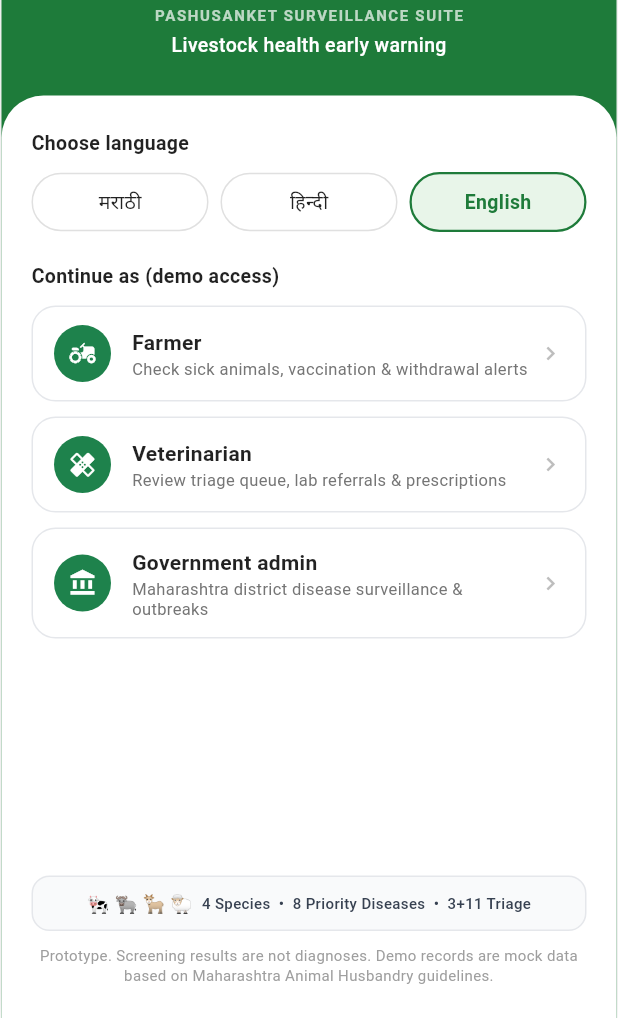
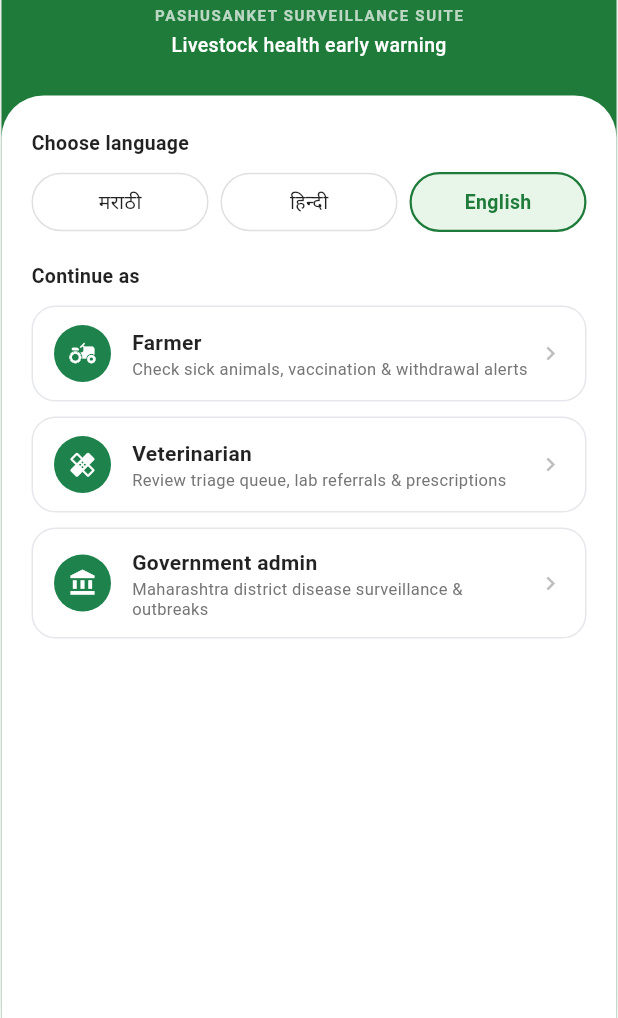
Before and after one commit to Prateekdeve/livestock_jeevsarthi_app, a Flutter app: the screen it shows after launch, on a phone screen of 412 x 824 dp, the part 218-1236 px from its top. Run offline on Flutter 3.47's test engine with Material 3 defaults, Android fonts, the phone set to English and light mode, and no system bars; our stand-ins replace shared_preferences, sqflite, sqflite_common_ffi, sqflite_common_ffi_web; accounts and stored records are empty.

Commit message:
Updated the welcome screen ui

```diff
--- a/lib/core/localization.dart
+++ b/lib/core/localization.dart
@@ -30,7 +30,7 @@
   static const AppStrings marathi = AppStrings(
     appSubtitle: 'पशुधन आरोग्य पूर्वसूचना प्रणाली',
     chooseLanguage: 'भाषा निवडा',
-    continueAs: 'पुढे जा (डेमो प्रवेश)',
+    continueAs: 'पुढे जा',
     farmerRole: 'शेतकरी (Farmer)',
     farmerDescription: 'Check sick animals, vaccination & withdrawal alerts',
     vetRole: 'पशुवैद्यक (Veterinarian)',
@@ -46,7 +46,7 @@
   static const AppStrings hindi = AppStrings(
     appSubtitle: 'पशु स्वास्थ्य पूर्व चेतावनी प्रणाली',
     chooseLanguage: 'भाषा चुनें',
-    continueAs: 'आगे बढ़ें (डेमो एक्सेस)',
+    continueAs: 'आगे बढ़ें',
     farmerRole: 'किसान (Farmer)',
     farmerDescription: 'Check sick animals, vaccination & withdrawal alerts',
     vetRole: 'पशु चिकित्सक (Veterinarian)',
@@ -62,7 +62,7 @@
   static const AppStrings english = AppStrings(
     appSubtitle: 'Livestock health early warning',
     chooseLanguage: 'Choose language',
-    continueAs: 'Continue as (demo access)',
+    continueAs: 'Continue as',
     farmerRole: 'Farmer',
     farmerDescription: 'Check sick animals, vaccination & withdrawal alerts',
     vetRole: 'Veterinarian',
--- a/lib/screens/admin_dashboard_screen.dart
+++ b/lib/screens/admin_dashboard_screen.dart
@@ -84,7 +84,7 @@
         padding: const EdgeInsets.all(16),
         children: [
           const Text(
-            'Includes mock demo records (Pune, Ahmednagar, Satara, Nashik, Kolhapur) plus newly synced reports.',
+            'Includes surveillance records (Pune, Ahmednagar, Satara, Nashik, Kolhapur) plus newly synced reports.',
             style: TextStyle(fontSize: 12, color: Colors.grey),
           ),
           const SizedBox(height: 14),
--- a/lib/screens/sync_screen.dart
+++ b/lib/screens/sync_screen.dart
@@ -108,7 +108,7 @@
                       shape: RoundedRectangleBorder(borderRadius: BorderRadius.circular(10)),
                     ),
                     child: Text(
-                      isOnline ? 'Go offline (demo)' : 'Go online (demo)',
+                      isOnline ? 'Go offline' : 'Go online',
                       style: const TextStyle(color: AppTheme.primaryGreen, fontWeight: FontWeight.bold),
                     ),
                   ),
@@ -161,7 +161,7 @@
           ),
           const SizedBox(height: 20),
           const Text(
-            'Data is stored on this device. The server is simulated in-browser for this demo; each record has a stable client ID so re-sending never creates duplicates.',
+            'Data is stored on this device. Each record has a stable client ID so re-sending never creates duplicates.',
             style: TextStyle(fontSize: 11, color: Colors.grey),
           ),
         ],
--- a/lib/screens/welcome_screen.dart
+++ b/lib/screens/welcome_screen.dart
@@ -92,6 +92,7 @@
                     topRight: Radius.circular(28),
                   ),
                 ),
+                child: SingleChildScrollView(
                   child: Column(
                     crossAxisAlignment: CrossAxisAlignment.start,
                     children: [
@@ -161,45 +162,8 @@
                         ),
                       ),
                     ),
-                    const Spacer(),
-                    Container(
-                      width: double.infinity,
-                      padding: const EdgeInsets.symmetric(
-                        horizontal: 10,
-                        vertical: 9,
-                      ),
-                      decoration: BoxDecoration(
-                        color: const Color(0xFFF9FAFB),
-                        borderRadius: BorderRadius.circular(12),
-                        border: Border.all(color: const Color(0xFFE5E7EB)),
-                      ),
-                      child: Row(
-                        mainAxisAlignment: MainAxisAlignment.center,
-                        children: [
-                          const Text('🐄 🐃 🐐 🐑', style: TextStyle(fontSize: 12)),
-                          const SizedBox(width: 6),
-                          Text(
-                            t.speciesSummary,
-                            style: const TextStyle(
-                              fontSize: 10,
-                              fontWeight: FontWeight.w500,
-                              color: Color(0xFF374151),
-                            ),
-                          ),
                   ],
                 ),
-                    ),
-                    const SizedBox(height: 10),
-                    Text(
-                      t.disclaimer,
-                      textAlign: TextAlign.center,
-                      style: const TextStyle(
-                        fontSize: 10,
-                        color: Colors.grey,
-                        height: 1.3,
-                      ),
-                    ),
-                  ],
               ),
             ),
           ),
```
Also changed, not shown: 1 other file. Lines whose indentation alone changed are shown as unchanged.
